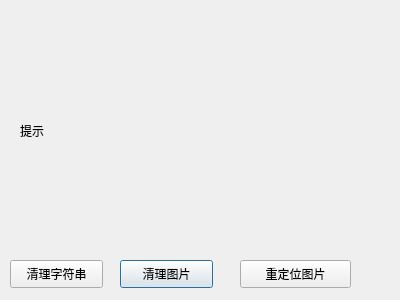
First picture: the form in dialogclean.ui, repository wuyubo/skinAssistant, before the edit.
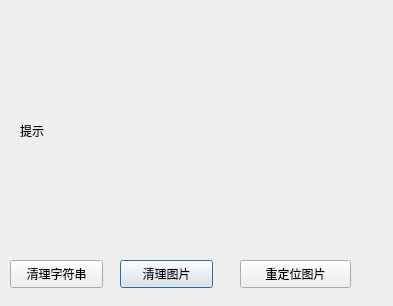
Second picture: the form after the edit.

```diff
--- a/dialogclean.ui
+++ b/dialogclean.ui
@@ -6,8 +6,8 @@
    <rect>
     <x>0</x>
     <y>0</y>
-    <width>400</width>
-    <height>300</height>
+    <width>393</width>
+    <height>306</height>
    </rect>
   </property>
   <property name="windowTitle">
```
Left out of the diff: 3 changed lines with no effect on the pictures.
